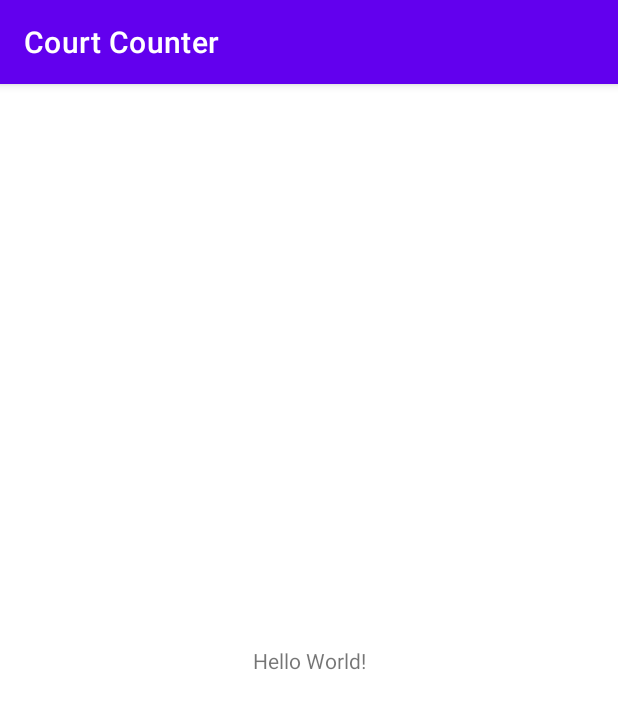
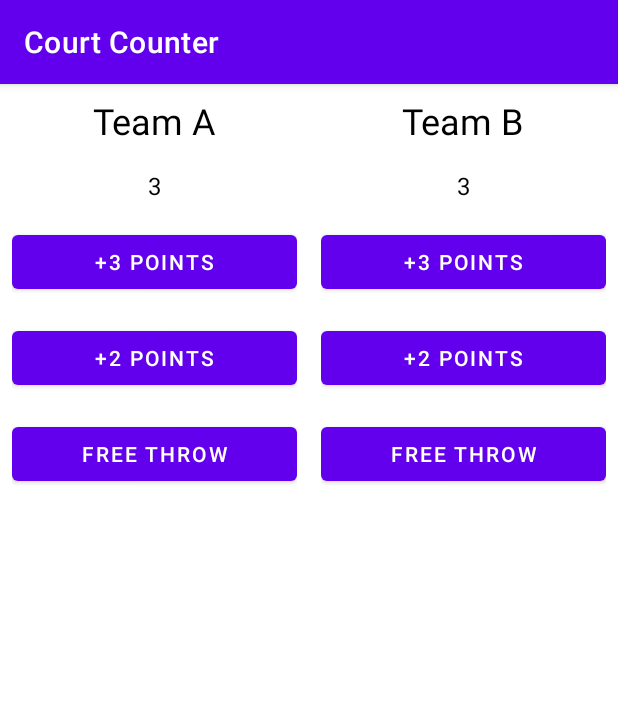
Before and after one commit to timodokter/android-development, an Android app: the screen it shows after launch (MainActivity), on a phone screen of 412 x 824 dp. Shown: the top 709 px of the screen. Run offline under Robolectric (Android 15) with nearby library versions, the light colour scheme and no system bars.

Commit message:
pragraph 28 is done

```diff
--- a/CourtCounter/app/src/main/java/com/example/android/courtcounter/MainActivity.java
+++ b/CourtCounter/app/src/main/java/com/example/android/courtcounter/MainActivity.java
@@ -3,8 +3,59 @@
 import androidx.appcompat.app.AppCompatActivity;
 
 import android.os.Bundle;
+import android.view.View;
+import android.widget.TextView;
 
 public class MainActivity extends AppCompatActivity {
+
+    int scoreTeamA = 0;
+    int scoreTeamB = 0;
+
+    public void add3PointsteamA(View view) {
+        scoreTeamA += 3;
+        displayForTeamA(scoreTeamA);
+    }
+
+    public void add2PointsTeamA(View view) {
+        scoreTeamA += 2;
+        displayForTeamA(scoreTeamA);
+    }
+
+    public void add1PointsTeamA(View view) {
+        scoreTeamA += 1;
+        displayForTeamA(scoreTeamA);
+    }
+
+    /**
+     * Displays the given score for Team A.
+     */
+    public void displayForTeamA(int score) {
+        TextView scoreView = (TextView) findViewById(R.id.team_a_score);
+        scoreView.setText(String.valueOf(score));
+    }
+
+    public void add3PointsteamB(View view) {
+        scoreTeamB += 3;
+        displayForTeamB(scoreTeamB);
+    }
+
+    public void add2PointsTeamB(View view) {
+        scoreTeamB += 2;
+        displayForTeamB(scoreTeamB);
+    }
+
+    public void add1PointsTeamB(View view) {
+        scoreTeamB += 1;
+        displayForTeamB(scoreTeamB);
+    }
+
+    /**
+     * Displays the given score for Team B.
+     */
+    public void displayForTeamB(int score) {
+        TextView scoreView = (TextView) findViewById(R.id.team_b_score);
+        scoreView.setText(String.valueOf(score));
+    }
 
     @Override
     protected void onCreate(Bundle savedInstanceState) {
--- a/CourtCounter/app/src/main/res/layout/activity_main.xml
+++ b/CourtCounter/app/src/main/res/layout/activity_main.xml
@@ -1,18 +1,106 @@
 <?xml version="1.0" encoding="utf-8"?>
-<androidx.constraintlayout.widget.ConstraintLayout xmlns:android="http://schemas.android.com/apk/res/android"
+<LinearLayout xmlns:android="http://schemas.android.com/apk/res/android"
     xmlns:app="http://schemas.android.com/apk/res-auto"
     xmlns:tools="http://schemas.android.com/tools"
     android:layout_width="match_parent"
     android:layout_height="match_parent"
+    android:orientation="horizontal"
     tools:context=".MainActivity">
 
-    <TextView
-        android:layout_width="wrap_content"
+    <LinearLayout
+        android:layout_width="0dp"
         android:layout_height="wrap_content"
-        android:text="Hello World!"
-        app:layout_constraintBottom_toBottomOf="parent"
-        app:layout_constraintLeft_toLeftOf="parent"
-        app:layout_constraintRight_toRightOf="parent"
-        app:layout_constraintTop_toTopOf="parent" />
+        android:layout_weight=".50"
+        android:orientation="vertical"
+        android:layout_marginHorizontal="8dp">
 
-</androidx.constraintlayout.widget.ConstraintLayout>
+        <TextView
+            android:layout_width="wrap_content"
+            android:layout_height="wrap_content"
+            android:layout_gravity="center"
+            android:layout_marginVertical="8dp"
+            android:text="Team A"
+            android:textColor="#000000"
+            android:textSize="24sp" />
+
+        <TextView
+            android:id="@+id/team_a_score"
+            android:layout_width="wrap_content"
+            android:layout_height="wrap_content"
+            android:layout_gravity="center"
+            android:layout_marginVertical="8dp"
+            android:text="3"
+            android:textColor="#000000"
+            android:textSize="16sp" />
+
+        <Button
+            android:layout_width="match_parent"
+            android:layout_height="wrap_content"
+            android:layout_marginVertical="8dp"
+            android:onClick="add3PointsteamA"
+            android:text="+3 POINTS" />
+
+        <Button
+            android:layout_width="match_parent"
+            android:layout_height="wrap_content"
+            android:layout_marginVertical="8dp"
+            android:onClick="add2PointsTeamA"
+            android:text="+2 POINTS" />
+
+        <Button
+            android:layout_width="match_parent"
+            android:layout_height="wrap_content"
+            android:layout_marginVertical="8dp"
+            android:onClick="add1PointsTeamA"
+            android:text="FREE THROW"/>
+    </LinearLayout>
+
+    <LinearLayout
+        android:layout_width="0dp"
+        android:layout_height="wrap_content"
+        android:layout_weight=".50"
+        android:orientation="vertical"
+        android:layout_marginHorizontal="8dp">
+
+        <TextView
+            android:layout_width="wrap_content"
+            android:layout_height="wrap_content"
+            android:layout_gravity="center"
+            android:layout_marginVertical="8dp"
+            android:text="Team B"
+            android:textColor="#000000"
+            android:textSize="24sp" />
+
+        <TextView
+            android:id="@+id/team_b_score"
+            android:layout_width="wrap_content"
+            android:layout_height="wrap_content"
+            android:layout_gravity="center"
+            android:layout_marginVertical="8dp"
+            android:text="3"
+            android:textColor="#000000"
+            android:textSize="16sp" />
+
+        <Button
+            android:layout_width="match_parent"
+            android:layout_height="wrap_content"
+            android:layout_marginVertical="8dp"
+            android:onClick="add3PointsteamB"
+            android:text="+3 POINTS"/>
+
+        <Button
+            android:layout_width="match_parent"
+            android:layout_height="wrap_content"
+            android:layout_marginVertical="8dp"
+            android:onClick="add2PointsTeamB"
+            android:text="+2 POINTS"/>
+
+        <Button
+            android:layout_width="match_parent"
+            android:layout_height="wrap_content"
+            android:layout_marginVertical="8dp"
+            android:onClick="add1PointsTeamB"
+            android:text="FREE THROW"/>
+    </LinearLayout>
+
+</LinearLayout>
```
